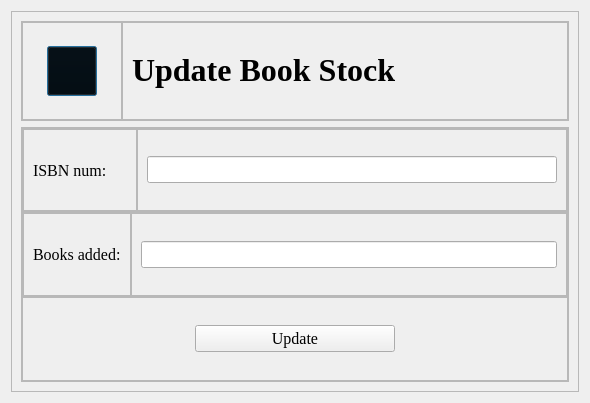
Qt form updatebook.ui (aavashlamichhane/LibMan) before a commit.
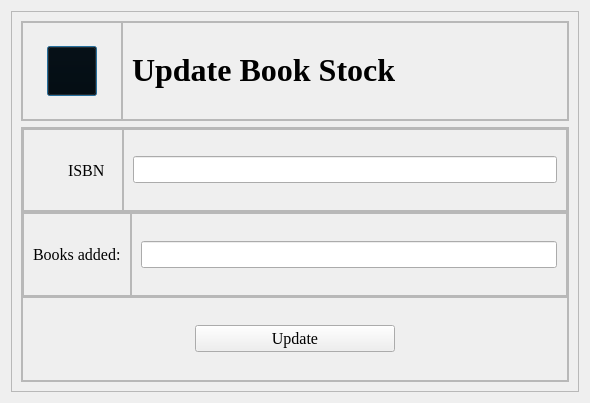
The same form after that commit. Icons and pictures are not drawn.

Diff of the .ui file:
```diff
--- a/updatebook.ui
+++ b/updatebook.ui
@@ -222,7 +222,7 @@
                   </font>
                  </property>
                  <property name="text">
-                  <string>ISBN num:     </string>
+                  <string>ISBN  </string>
                  </property>
                  <property name="scaledContents">
                   <bool>true</bool>
```
